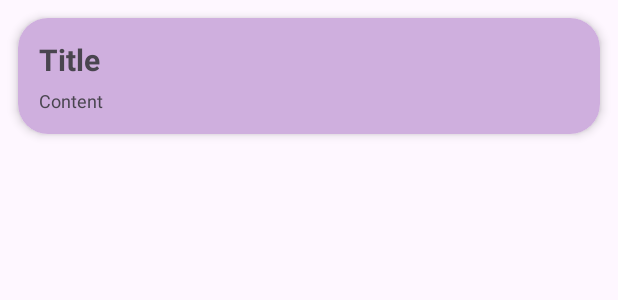
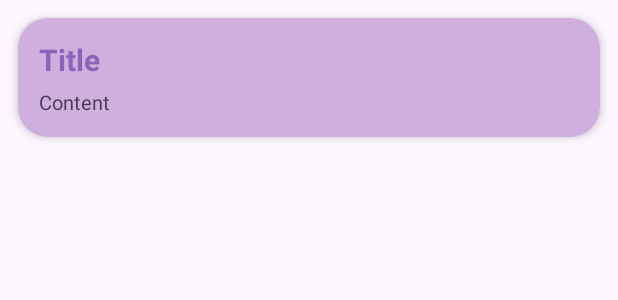
Before and after one commit to oktyGnc/Notmi, an Android app: the layout item_view_note.xml on its own in the app's theme, with its tools: preview values and no code run, on a phone screen of 412 x 824 dp. Shown: the top 300 px of the screen. Run offline under Robolectric (Android 15) with nearby library versions, the phone set to English and light mode, and no system bars.

Commit message:
style: Adjust title and content colors; increase content text size by 1sp

```diff
--- a/app/src/main/res/layout/item_view_note.xml
+++ b/app/src/main/res/layout/item_view_note.xml
@@ -19,16 +19,18 @@
             android:id="@+id/textViewTitle"
             android:layout_width="match_parent"
             android:layout_height="wrap_content"
+            android:textColor="@color/TitleColor"
             android:text="@string/Title"
             android:textSize="20sp"
             android:textStyle="bold" />
 
         <TextView
             android:id="@+id/textViewContent"
+            android:textColor="@color/ContentColor"
             android:layout_width="match_parent"
             android:layout_height="wrap_content"
             android:layout_marginTop="5dp"
             android:text="@string/Content"
-            android:textSize="12sp" />
+            android:textSize="13sp" />
     </LinearLayout>
 </androidx.cardview.widget.CardView>
--- a/app/src/main/res/values/colors.xml
+++ b/app/src/main/res/values/colors.xml
@@ -4,4 +4,6 @@
     <color name="white">#FFFFFFFF</color>
     <color name="ToolbarColor">#967bb6</color>
     <color name="ItemViewColor">#cfafde</color>
+    <color name="TitleColor">#8c63b7</color>
+    <color name="ContentColor">#4a3c58</color>
 </resources>
```
